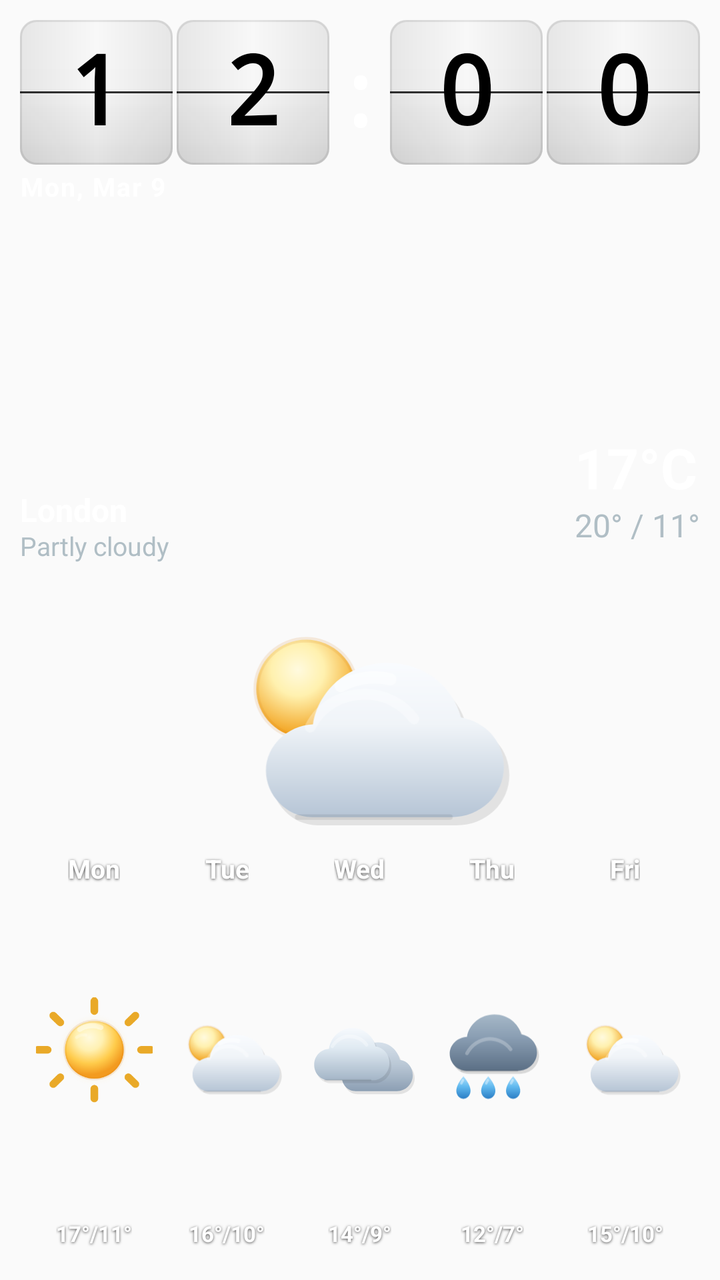
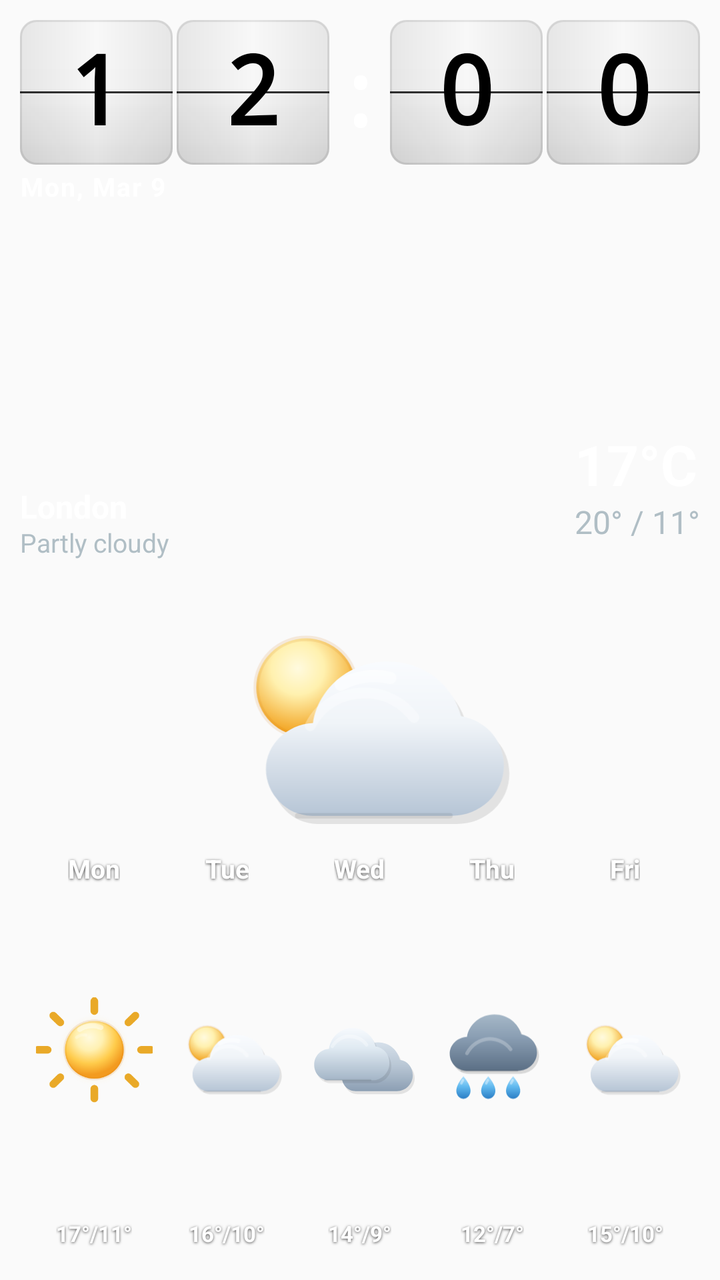

An Android layout rendered at two revisions. The XML below is the earlier revision; the diff shows what the commit changed to produce the second picture.
<!-- AndroidManifest.xml: application theme Theme.ClockWeatherWidget -->
<!-- res/layout/widget_extended_preview.xml -->
<?xml version="1.0" encoding="utf-8"?>
<LinearLayout xmlns:android="http://schemas.android.com/apk/res/android"
    xmlns:tools="http://schemas.android.com/tools"
    android:layout_width="match_parent"
    android:layout_height="match_parent"
    android:background="@android:color/transparent"
    android:clipChildren="false"
    android:clipToPadding="false"
    android:orientation="vertical"
    android:padding="10dp"
    tools:ignore="HardcodedText,SmallSp,NestedWeights,DisableBaselineAlignment">

    <LinearLayout
        android:layout_width="match_parent"
        android:layout_height="0dp"
        android:layout_weight="4"
        android:background="@android:color/transparent"
        android:clipChildren="false"
        android:clipToPadding="false"
        android:orientation="vertical">

        <include
            layout="@layout/widget_clock_block_preview"
            android:layout_width="match_parent"
            android:layout_height="wrap_content" />

        <TextView
            android:layout_width="wrap_content"
            android:layout_height="wrap_content"
            android:layout_gravity="start"
            android:layout_marginTop="2dp"
            android:layout_marginStart="0dp"
            android:text="Mon, Mar 9"
            android:textColor="@color/widget_text_primary"
            android:textSize="13sp"
            android:textStyle="bold"
            android:letterSpacing="0.05" />

        <include
            layout="@layout/widget_weather_card_preview"
            android:layout_width="match_parent"
            android:layout_height="0dp"
            android:layout_weight="1"
            android:layout_marginTop="2dp" />
    </LinearLayout>

    <LinearLayout
        android:layout_width="match_parent"
        android:layout_height="0dp"
        android:baselineAligned="false"
        android:layout_weight="2"
        android:background="@android:color/transparent"
        android:orientation="horizontal"
        android:paddingTop="0dp"
        android:paddingBottom="4dp"
        android:paddingStart="4dp"
        android:paddingEnd="4dp">

        <LinearLayout android:layout_width="0dp" android:layout_height="match_parent" android:layout_weight="1" android:orientation="vertical" android:gravity="center_horizontal" android:padding="2dp">
            <TextView android:layout_width="wrap_content" android:layout_gravity="center_horizontal" android:layout_height="wrap_content" android:text="Mon" android:textColor="@color/widget_text_primary" android:textSize="13sp" android:textStyle="bold" android:gravity="center" android:shadowColor="#B3000000" android:shadowDx="0" android:shadowDy="1" android:shadowRadius="3" />
            <ImageView android:layout_width="match_parent" android:layout_height="0dp" android:layout_weight="1" android:layout_marginTop="2dp" android:layout_marginBottom="2dp" android:src="@drawable/ic_widget_weather_clear_day" android:contentDescription="@null" android:padding="2dp" android:scaleType="fitCenter" />
            <TextView android:layout_width="wrap_content" android:layout_gravity="center_horizontal" android:layout_height="wrap_content" android:text="17°/11°" android:textColor="@color/widget_text_primary" android:textSize="11sp" android:textStyle="bold" android:gravity="center" android:shadowColor="#B3000000" android:shadowDx="0" android:shadowDy="1" android:shadowRadius="3" />
        </LinearLayout>

        <LinearLayout android:layout_width="0dp" android:layout_height="match_parent" android:layout_weight="1" android:orientation="vertical" android:gravity="center_horizontal" android:padding="2dp">
            <TextView android:layout_width="wrap_content" android:layout_gravity="center_horizontal" android:layout_height="wrap_content" android:text="Tue" android:textColor="@color/widget_text_primary" android:textSize="13sp" android:textStyle="bold" android:gravity="center" android:shadowColor="#B3000000" android:shadowDx="0" android:shadowDy="1" android:shadowRadius="3" />
            <ImageView android:layout_width="match_parent" android:layout_height="0dp" android:layout_weight="1" android:layout_marginTop="2dp" android:layout_marginBottom="2dp" android:src="@drawable/ic_widget_weather_partly_cloudy_day" android:contentDescription="@null" android:padding="2dp" android:scaleType="fitCenter" />
            <TextView android:layout_width="wrap_content" android:layout_gravity="center_horizontal" android:layout_height="wrap_content" android:text="16°/10°" android:textColor="@color/widget_text_primary" android:textSize="11sp" android:textStyle="bold" android:gravity="center" android:shadowColor="#B3000000" android:shadowDx="0" android:shadowDy="1" android:shadowRadius="3" />
        </LinearLayout>

        <LinearLayout android:layout_width="0dp" android:layout_height="match_parent" android:layout_weight="1" android:orientation="vertical" android:gravity="center_horizontal" android:padding="2dp">
            <TextView android:layout_width="wrap_content" android:layout_gravity="center_horizontal" android:layout_height="wrap_content" android:text="Wed" android:textColor="@color/widget_text_primary" android:textSize="13sp" android:textStyle="bold" android:gravity="center" android:shadowColor="#B3000000" android:shadowDx="0" android:shadowDy="1" android:shadowRadius="3" />
            <ImageView android:layout_width="match_parent" android:layout_height="0dp" android:layout_weight="1" android:layout_marginTop="2dp" android:layout_marginBottom="2dp" android:src="@drawable/ic_widget_weather_cloudy" android:contentDescription="@null" android:padding="2dp" android:scaleType="fitCenter" />
            <TextView android:layout_width="wrap_content" android:layout_gravity="center_horizontal" android:layout_height="wrap_content" android:text="14°/9°" android:textColor="@color/widget_text_primary" android:textSize="11sp" android:textStyle="bold" android:gravity="center" android:shadowColor="#B3000000" android:shadowDx="0" android:shadowDy="1" android:shadowRadius="3" />
        </LinearLayout>

        <LinearLayout android:layout_width="0dp" android:layout_height="match_parent" android:layout_weight="1" android:orientation="vertical" android:gravity="center_horizontal" android:padding="2dp">
            <TextView android:layout_width="wrap_content" android:layout_gravity="center_horizontal" android:layout_height="wrap_content" android:text="Thu" android:textColor="@color/widget_text_primary" android:textSize="13sp" android:textStyle="bold" android:gravity="center" android:shadowColor="#B3000000" android:shadowDx="0" android:shadowDy="1" android:shadowRadius="3" />
            <ImageView android:layout_width="match_parent" android:layout_height="0dp" android:layout_weight="1" android:layout_marginTop="2dp" android:layout_marginBottom="2dp" android:src="@drawable/ic_widget_weather_rain" android:contentDescription="@null" android:padding="2dp" android:scaleType="fitCenter" />
            <TextView android:layout_width="wrap_content" android:layout_gravity="center_horizontal" android:layout_height="wrap_content" android:text="12°/7°" android:textColor="@color/widget_text_primary" android:textSize="11sp" android:textStyle="bold" android:gravity="center" android:shadowColor="#B3000000" android:shadowDx="0" android:shadowDy="1" android:shadowRadius="3" />
        </LinearLayout>

        <LinearLayout android:layout_width="0dp" android:layout_height="match_parent" android:layout_weight="1" android:orientation="vertical" android:gravity="center_horizontal" android:padding="2dp">
            <TextView android:layout_width="wrap_content" android:layout_gravity="center_horizontal" android:layout_height="wrap_content" android:text="Fri" android:textColor="@color/widget_text_primary" android:textSize="13sp" android:textStyle="bold" android:gravity="center" android:shadowColor="#B3000000" android:shadowDx="0" android:shadowDy="1" android:shadowRadius="3" />
            <ImageView android:layout_width="match_parent" android:layout_height="0dp" android:layout_weight="1" android:layout_marginTop="2dp" android:layout_marginBottom="2dp" android:src="@drawable/ic_widget_weather_partly_cloudy_day" android:contentDescription="@null" android:padding="2dp" android:scaleType="fitCenter" />
            <TextView android:layout_width="wrap_content" android:layout_gravity="center_horizontal" android:layout_height="wrap_content" android:text="15°/10°" android:textColor="@color/widget_text_primary" android:textSize="11sp" android:textStyle="bold" android:gravity="center" android:shadowColor="#B3000000" android:shadowDx="0" android:shadowDy="1" android:shadowRadius="3" />
        </LinearLayout>
    </LinearLayout>

</LinearLayout>
<!-- res/layout/widget_clock_block_preview.xml (included above) -->
﻿<?xml version="1.0" encoding="utf-8"?>

<LinearLayout xmlns:android="http://schemas.android.com/apk/res/android"
    xmlns:tools="http://schemas.android.com/tools"
    android:layout_width="match_parent"
    android:layout_height="wrap_content"
    android:gravity="center_vertical"
    android:orientation="horizontal"
    tools:ignore="HardcodedText">

    <FrameLayout
        android:layout_width="0dp"
        android:layout_height="wrap_content"
        android:layout_weight="2">

        <LinearLayout
            android:layout_width="match_parent"
            android:layout_height="wrap_content"
            android:orientation="horizontal">

            <FrameLayout
                android:layout_width="0dp"
                android:layout_height="wrap_content"
                android:layout_weight="1">

                <TextView
                    android:layout_width="match_parent"
                    android:layout_height="wrap_content"
                    android:background="@drawable/flip_digit_bg_light"
                    android:fontFamily="monospace"
        android:fontFeatureSettings="tnum"
                    android:gravity="center"
                    android:includeFontPadding="false"
                    android:padding="8dp"
                    android:text="1"
                    android:textColor="@color/flip_digit_text_light"
                    android:textSize="48sp"
                    android:textStyle="bold" />

                <FrameLayout
                    android:layout_width="match_parent"
                    android:layout_height="1dp"
                    android:layout_gravity="center_vertical"
                    android:background="@drawable/flip_hinge_line" />
            </FrameLayout>

            <FrameLayout
                android:layout_width="0dp"
                android:layout_height="wrap_content"
                android:layout_marginStart="@dimen/flip_digit_gap"
                android:layout_weight="1">

                <TextView
                    android:layout_width="match_parent"
                    android:layout_height="wrap_content"
                    android:background="@drawable/flip_digit_bg_light"
                    android:fontFamily="monospace"
        android:fontFeatureSettings="tnum"
                    android:gravity="center"
                    android:includeFontPadding="false"
                    android:padding="8dp"
                    android:text="2"
                    android:textColor="@color/flip_digit_text_light"
                    android:textSize="48sp"
                    android:textStyle="bold" />

                <FrameLayout
                    android:layout_width="match_parent"
                    android:layout_height="1dp"
                    android:layout_gravity="center_vertical"
                    android:background="@drawable/flip_hinge_line" />
            </FrameLayout>
        </LinearLayout>
    </FrameLayout>

    <TextView
        android:layout_width="wrap_content"
        android:layout_height="wrap_content"
        android:layout_marginStart="@dimen/flip_digit_gap"
        android:layout_marginEnd="@dimen/flip_digit_gap"
        android:fontFamily="monospace"
        android:fontFeatureSettings="tnum"
        android:gravity="center"
        android:text=":"
        android:textColor="@android:color/white"
        android:textSize="44sp"
        android:textStyle="bold" />

    <FrameLayout
        android:layout_width="0dp"
        android:layout_height="wrap_content"
        android:layout_weight="2">

        <LinearLayout
            android:layout_width="match_parent"
            android:layout_height="wrap_content"
            android:orientation="horizontal">

            <FrameLayout
                android:layout_width="0dp"
                android:layout_height="wrap_content"
                android:layout_weight="1">

                <TextView
                    android:layout_width="match_parent"
                    android:layout_height="wrap_content"
                    android:background="@drawable/flip_digit_bg_light"
                    android:fontFamily="monospace"
        android:fontFeatureSettings="tnum"
                    android:gravity="center"
                    android:includeFontPadding="false"
                    android:padding="8dp"
                    android:text="0"
                    android:textColor="@color/flip_digit_text_light"
                    android:textSize="48sp"
                    android:textStyle="bold" />

                <FrameLayout
                    android:layout_width="match_parent"
                    android:layout_height="1dp"
                    android:layout_gravity="center_vertical"
                    android:background="@drawable/flip_hinge_line" />
            </FrameLayout>

            <FrameLayout
                android:layout_width="0dp"
                android:layout_height="wrap_content"
                android:layout_marginStart="@dimen/flip_digit_gap"
                android:layout_weight="1">

                <TextView
                    android:layout_width="match_parent"
                    android:layout_height="wrap_content"
                    android:background="@drawable/flip_digit_bg_light"
                    android:fontFamily="monospace"
        android:fontFeatureSettings="tnum"
                    android:gravity="center"
                    android:includeFontPadding="false"
                    android:padding="8dp"
                    android:text="0"
                    android:textColor="@color/flip_digit_text_light"
                    android:textSize="48sp"
                    android:textStyle="bold" />

                <FrameLayout
                    android:layout_width="match_parent"
                    android:layout_height="1dp"
                    android:layout_gravity="center_vertical"
                    android:background="@drawable/flip_hinge_line" />
            </FrameLayout>
        </LinearLayout>
    </FrameLayout>

</LinearLayout>
<!-- res/layout/widget_weather_card_preview.xml (included above) -->
<?xml version="1.0" encoding="utf-8"?>
<FrameLayout xmlns:android="http://schemas.android.com/apk/res/android"
    xmlns:tools="http://schemas.android.com/tools"
    android:layout_width="match_parent"
    android:layout_height="wrap_content"
    android:minHeight="72dp"
    android:background="@android:color/transparent"
    android:clipChildren="false"
    android:clipToPadding="false"
    tools:ignore="HardcodedText">

    <ImageView
        android:layout_width="196dp"
        android:layout_height="126dp"
        android:layout_gravity="bottom|center_horizontal"
        android:paddingBottom="10dp"
        android:contentDescription="@null"
        android:scaleType="fitCenter"
        android:src="@drawable/ic_widget_weather_partly_cloudy_day" />

    
    <LinearLayout
        android:layout_width="wrap_content"
        android:layout_height="wrap_content"
        android:layout_gravity="start|center_vertical"
        android:orientation="vertical">

        <TextView
            android:layout_width="wrap_content"
            android:layout_height="wrap_content"
            android:ellipsize="end"
            android:includeFontPadding="false"
            android:maxWidth="132dp"
            android:maxLines="1"
            android:text="London"
            android:textColor="@color/widget_text_primary"
            android:textSize="16sp"
            android:textStyle="bold" />

        <TextView
            android:layout_width="wrap_content"
            android:layout_height="wrap_content"
            android:ellipsize="end"
            android:includeFontPadding="false"
            android:layout_marginTop="1dp"
            android:maxLines="1"
            android:text="Partly cloudy"
            android:textColor="@color/widget_text_secondary"
            android:textSize="13sp" />
    </LinearLayout>

    
    <LinearLayout
        android:layout_width="wrap_content"
        android:layout_height="wrap_content"
        android:layout_gravity="end|center_vertical"
        android:layout_marginBottom="18dp"
        android:orientation="vertical">

        <TextView
            android:layout_width="wrap_content"
            android:layout_height="wrap_content"
            android:gravity="end"
            android:includeFontPadding="false"
            android:text="17°C"
            android:textColor="@color/widget_text_primary"
            android:textSize="28sp"
            android:textStyle="bold" />

        <TextView
            android:layout_width="wrap_content"
            android:layout_height="wrap_content"
            android:layout_marginTop="2dp"
            android:gravity="end"
            android:includeFontPadding="false"
            android:text="20° / 11°"
            android:textColor="@color/widget_text_secondary"
            android:textSize="16sp" />
    </LinearLayout>
</FrameLayout>
<!-- resources referenced by this layout -->
<resources>
  <color name="flip_digit_text_light">#000000</color>
  <color name="widget_text_primary">#FFFFFF</color>
  <color name="widget_text_secondary">#B0BEC5</color>
  <dimen name="flip_digit_gap">2dp</dimen>
  <!-- drawable flip_digit_bg_light (drawable) -->
  <?xml version="1.0" encoding="utf-8"?>
  <layer-list xmlns:android="http://schemas.android.com/apk/res/android">
  	<item>
  		<shape android:shape="rectangle">
  			<solid android:color="@color/flip_tile_light_base" />
  			<corners android:radius="8dp" />
  		</shape>
  	</item>
  
  	<item>
  		<shape android:shape="rectangle">
  			<gradient
  				android:angle="270"
  				android:startColor="@color/flip_tile_light_highlight_start"
  				android:centerColor="@color/flip_tile_light_highlight_center"
  				android:centerY="0.46"
  				android:endColor="@color/flip_tile_light_highlight_end" />
  			<corners android:radius="8dp" />
  		</shape>
  	</item>
  
  	<item>
  		<shape android:shape="rectangle">
  			<gradient
  				android:angle="0"
  				android:startColor="@color/flip_tile_light_side_shade"
  				android:centerColor="@android:color/transparent"
  				android:centerX="0.50"
  				android:endColor="@color/flip_tile_light_side_shade" />
  			<corners android:radius="8dp" />
  		</shape>
  	</item>
  
  	<item>
  		<shape android:shape="rectangle">
  			<stroke
  				android:width="1dp"
  				android:color="@color/flip_tile_light_border" />
  			<corners android:radius="8dp" />
  		</shape>
  	</item>
  </layer-list>
  <!-- drawable flip_hinge_line (drawable) -->
  <?xml version="1.0" encoding="utf-8"?>
  <layer-list xmlns:android="http://schemas.android.com/apk/res/android">
      
      <item>
          <shape android:shape="rectangle">
              <solid android:color="@color/flip_hinge_shadow" />
          </shape>
      </item>
      
      <item android:top="1dp">
          <shape android:shape="rectangle">
              <solid android:color="@color/flip_hinge_highlight" />
          </shape>
      </item>
  </layer-list>
  <!-- drawable ic_widget_weather_clear_day: vector/xml drawable (drawable, 2332 chars, omitted) -->
  <!-- drawable ic_widget_weather_cloudy: vector/xml drawable (drawable, 2537 chars, omitted) -->
  <!-- drawable ic_widget_weather_partly_cloudy_day: vector/xml drawable (drawable, 2734 chars, omitted) -->
  <!-- drawable ic_widget_weather_rain: vector/xml drawable (drawable, 3647 chars, omitted) -->
  <style name="Theme.ClockWeatherWidget" parent="Theme.AppCompat.Light.NoActionBar">
          <item name="colorPrimary">@color/primary</item>
          <item name="android:statusBarColor">@color/primary</item>
      </style>
  <color name="flip_tile_light_base">#F7F7F7</color>
  <color name="flip_tile_light_highlight_start">#30FFFFFF</color>
  <color name="flip_tile_light_highlight_center">#14FFFFFF</color>
  <color name="flip_tile_light_highlight_end">#16000000</color>
  <color name="flip_tile_light_side_shade">#12000000</color>
  <color name="flip_tile_light_border">#16000000</color>
  <color name="flip_hinge_shadow">#CC000000</color>
  <color name="flip_hinge_highlight">#28FFFFFF</color>
  <color name="primary">#1565C0</color>
</resources>

<!-- the commit's change to res/layout/widget_extended_preview.xml (unified diff, before → after) -->
@@ -41,7 +41,7 @@
             android:layout_width="match_parent"
             android:layout_height="0dp"
             android:layout_weight="1"
-            android:layout_marginTop="2dp" />
+            android:layout_marginTop="-1dp" />
     </LinearLayout>
 
     <LinearLayout
